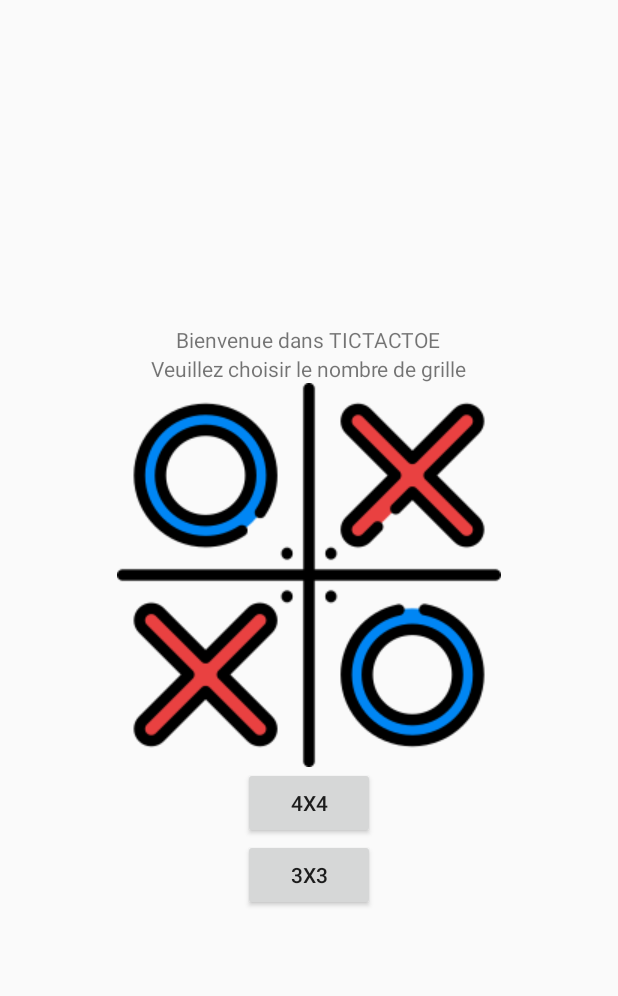
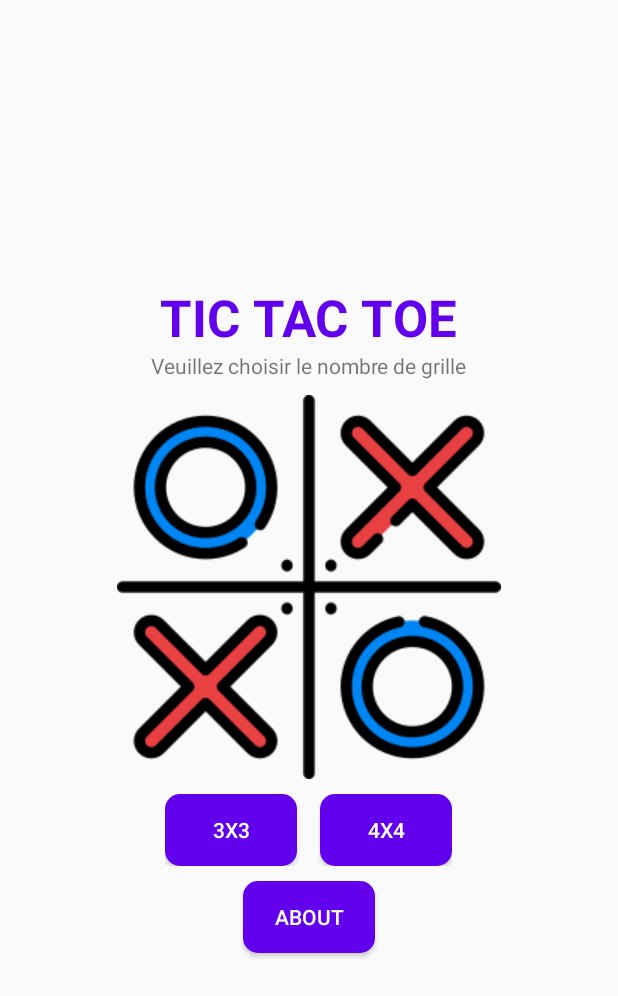
Before and after one commit to AndoniainaNantenaina/TicTacToe_Android, an Android app: the screen it shows after launch (LaunchActivity), on a phone screen of 412 x 824 dp. Shown: the top 996 px of the screen. Run offline under Robolectric (Android 15) with nearby library versions, the phone set to English and light mode, and no system bars.

Commit message:
Adding some changes in UI

```diff
--- a/app/src/main/AndroidManifest.xml
+++ b/app/src/main/AndroidManifest.xml
@@ -29,6 +29,7 @@
         </activity>
         <activity
             android:name=".MainActivity"
+            android:theme="@style/Theme.AppCompat.DayNight.NoActionBar"
             android:exported="true" />
     </application>
 
--- /dev/null
+++ b/app/src/main/res/drawable/buttom.xml
@@ -0,0 +1,9 @@
+<?xml version="1.0" encoding="utf-8"?>
+<shape
+    android:shape="rectangle"
+    xmlns:android="http://schemas.android.com/apk/res/android">
+    <solid
+        android:color="@color/purple_500" />
+    <corners
+        android:radius="10dp"/>
+</shape>
--- a/app/src/main/res/layout/activity_launch.xml
+++ b/app/src/main/res/layout/activity_launch.xml
@@ -15,10 +15,13 @@
         tools:layout_editor_absoluteX="118dp">
 
         <TextView
-            android:id="@+id/textView"
+            android:id="@+id/textTitle"
             android:layout_width="wrap_content"
             android:layout_height="wrap_content"
-            android:text="Bienvenue dans TICTACTOE" />
+            android:text="TIC TAC TOE"
+            android:textColor="@color/design_default_color_primary"
+            android:textSize="34sp"
+            android:textStyle="bold" />
 
         <TextView
             android:id="@+id/textView2"
@@ -26,25 +29,60 @@
             android:layout_height="wrap_content"
             android:text="Veuillez choisir le nombre de grille" />
 
+        <Space
+            android:layout_width="match_parent"
+            android:layout_height="10dp" />
+
         <ImageView
             android:id="@+id/imageView2"
             android:layout_width="match_parent"
             android:layout_height="wrap_content"
             app:srcCompat="@drawable/tictactoe256" />
 
-        <Button
-            android:id="@+id/button4x4"
+        <Space
+            android:layout_width="match_parent"
+            android:layout_height="10dp" />
+
+        <LinearLayout
             android:layout_width="wrap_content"
             android:layout_height="wrap_content"
-            android:onClick="launch4x4"
-            android:text="4x4" />
+            android:orientation="horizontal">
+
+            <Button
+                android:id="@+id/button3x3"
+                android:layout_width="wrap_content"
+                android:layout_height="wrap_content"
+                android:background="@drawable/buttom"
+                android:onClick="launch3x3"
+                android:text="3x3"
+                android:textColor="@color/white" />
+
+            <Space
+                android:layout_width="15dp"
+                android:layout_height="match_parent" />
+
+            <Button
+                android:id="@+id/button4x4"
+                android:layout_width="wrap_content"
+                android:layout_height="wrap_content"
+                android:background="@drawable/buttom"
+                android:onClick="launch4x4"
+                android:text="4x4"
+                android:textColor="@color/white" />
+        </LinearLayout>
+
+        <Space
+            android:layout_width="match_parent"
+            android:layout_height="10dp" />
 
         <Button
-            android:id="@+id/button3x3"
+            android:id="@+id/buttonAbout"
             android:layout_width="wrap_content"
             android:layout_height="wrap_content"
-            android:onClick="launch3x3"
-            android:text="3x3" />
+            android:background="@drawable/buttom"
+            android:text="ABOUT"
+            android:textColor="@color/white" />
+
     </LinearLayout>
 
 </androidx.constraintlayout.widget.ConstraintLayout>
```
Also changed, not shown: app/src/main/java/com/example/project/EndingActivity.java (+13 -0 lines), app/src/main/res/layout/activity_ending.xml (+23 -2 lines), app/src/main/res/drawable/notvictory.png (added).
